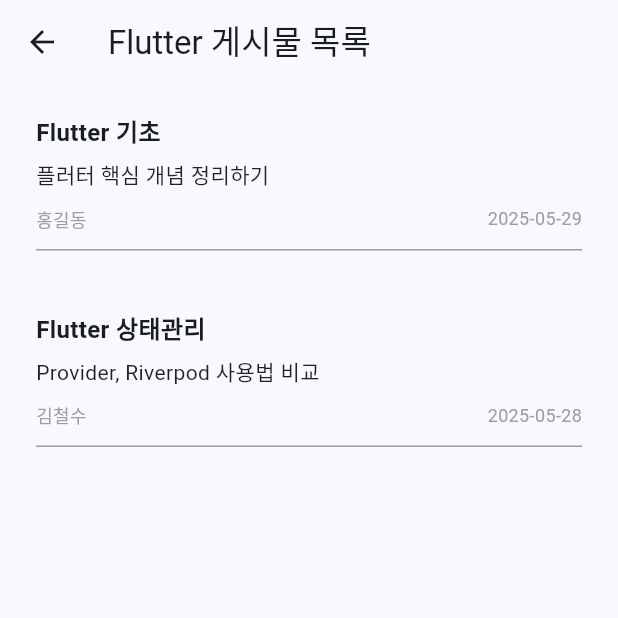
After one commit to JOCHEILMIN/flutter_community, a Flutter app: the HomeScreen screen opened by its route, after a tap on "Flutter", on a phone screen of 412 x 824 dp, the top half of it. The commit adds this screen. Run offline on Flutter 3.47's test engine with Material 3 defaults, Android fonts, the phone set to English and light mode, and no system bars; our stand-ins replace go_router.

Commit message:
> 2025-06-04 17:45
>> 프로젝트 기본 방향 제시안 #1

```diff
--- a/lib/routes/app_router.dart
+++ b/lib/routes/app_router.dart
@@ -6,7 +6,7 @@
     routes: [
       GoRoute(
         path: '/',
-        builder: (context, state) => const HomeScreen(),
+        builder: (context, state) => HomeScreen(),
       ),
     ],
   );
--- /dev/null
+++ b/lib/screens/category/category_flutter.dart
@@ -0,0 +1,77 @@
+import 'package:flutter/material.dart';
+import 'package:flutter_community/screens/detail/detail_flutter.dart';
+import 'package:flutter_community/widgets/post_card.dart';
+
+
+class CategoryFlutter extends StatelessWidget {
+  const CategoryFlutter({super.key});
+
+  static final List<Post> allPosts = [
+    Post(
+      id: 1,
+      categoryId: 1,
+      title: 'Flutter 기초',
+      author: '홍길동',
+      date: '2025-05-29',
+      summary: '플러터 핵심 개념 정리하기',
+    ),
+    Post(
+      id: 2,
+      categoryId: 1,
+      title: 'Flutter 상태관리',
+      author: '김철수',
+      date: '2025-05-28',
+      summary: 'Provider, Riverpod 사용법 비교',
+    ),
+  ];
+
+  @override
+  Widget build(BuildContext context) {
+    return Scaffold(
+      appBar: AppBar(
+        title: const Text('Flutter 게시물 목록'),
+      ),
+      body: ListView.builder(
+        itemCount: allPosts.length,
+        itemBuilder: (context, index) {
+          final post = allPosts[index];
+          return Padding(
+            padding: const EdgeInsets.symmetric(horizontal: 8, vertical: 4),
+            child: PostCard(
+              title: post.title,
+              summary: post.summary,
+              author: post.author,
+              date: post.date,
+              onTap: () {
+                Navigator.push(
+                  context,
+                  MaterialPageRoute(
+                    builder: (context) => DetailFlutter(
+                        postId: post.id
+                    ),
+                  ),
+                );
+              },
+            ),
+          );
+        },
+      ),
+    );
+  }
+}
+class Post {
+  final int id;
+  final int categoryId;
+  final String title;
+  final String author;
+  final String date;
+  final String summary;
+  Post({
+    required this.id,
+    required this.categoryId,
+    required this.title,
+    required this.author,
+    required this.date,
+    required this.summary,
+  });
+}
--- /dev/null
+++ b/lib/screens/category/category_java.dart
@@ -0,0 +1,76 @@
+import 'package:flutter/material.dart';
+import 'package:flutter_community/screens/detail/detail_java.dart';
+import 'package:flutter_community/widgets/post_card.dart';
+
+class CategoryJava extends StatelessWidget {
+  const CategoryJava({super.key});
+
+  static final List<Post> allPosts = [
+    Post(
+      id: 1,
+      categoryId: 2,
+      title: 'Java Collection',
+      author: '이영희',
+      date: '2025-05-27',
+      summary: 'List, Set, Map의 차이와 활용',
+    ),
+    Post(
+      id: 1,
+      categoryId: 2,
+      title: 'Java Stream API',
+      author: '박민수',
+      date: '2025-05-26',
+      summary: '스트림을 활용한 데이터 처리 예제',
+    ),
+  ];
+
+  @override
+  Widget build(BuildContext context) {
+    return Scaffold(
+      appBar: AppBar(
+        title: const Text('Java 게시물 목록'),
+      ),
+      body: ListView.builder(
+        itemCount: allPosts.length,
+        itemBuilder: (context, index) {
+          final post = allPosts[index];
+          return Padding(
+            padding: const EdgeInsets.symmetric(horizontal: 8, vertical: 4),
+            child: PostCard(
+              title: post.title,
+              summary: post.summary,
+              author: post.author,
+              date: post.date,
+              onTap: () {
+                Navigator.push(
+                  context,
+                  MaterialPageRoute(
+                    builder: (context) => DetailJava(
+                        postId: post.id
+                    ),
+                  ),
+                );
+              },
+            ),
+          );
+        },
+      ),
+    );
+  }
+}
+class Post {
+  final int id;
+  final int categoryId;
+  final String title;
+  final String author;
+  final String date;
+  final String summary;
+  Post({
+    required this.id,
+    required this.categoryId,
+    required this.title,
+    required this.author,
+    required this.date,
+    required this.summary,
+  });
+}
--- /dev/null
+++ b/lib/screens/category/category_javaScript.dart
@@ -0,0 +1,74 @@
+import 'package:flutter/material.dart';
+import 'package:flutter_community/screens/detail/detail_javaScript.dart';
+import 'package:flutter_community/widgets/post_card.dart';
+
+class CategoryJavaScript extends StatelessWidget {
+  const CategoryJavaScript({super.key});
+
+  static final List<Post> allPosts = [
+    Post(
+      id: 1,
+      categoryId: 3,
+      title: 'Java Stream API',
+      author: '박민수',
+      date: '2025-05-26',
+      summary: '스트림을 활용한 데이터 처리 예제',
+    ),
+    Post(
+      id: 2,
+      categoryId: 3,
+      title: 'JavaScript 기초',
+      author: '최은지',
+      date: '2025-05-25',
+      summary: 'JS 변수, 함수, 배열 기초 문법',
+    ),
+  ];
+
+  @override
+  Widget build(BuildContext context) {
+    return Scaffold(
+      appBar: AppBar(
+        title: const Text('Java Script 게시물 목록'),
+      ),
+      body: ListView.builder(
+        itemCount: allPosts.length,
+        itemBuilder: (context, index) {
+          final post = allPosts[index];
+          return Padding(
+            padding: const EdgeInsets.symmetric(horizontal: 8, vertical: 4),
+            child: PostCard(
+              title: post.title,
+              summary: post.summary,
+              author: post.author,
+              date: post.date,
+              onTap: () {
+                Navigator.push(
+                  context,
+                  MaterialPageRoute(
+                    builder: (context) => DetailJavaScript(postId: post.id),
+                  ),
+                );
+              },
+            ),
+          );
+        },
+      ),
+    );
+  }
+}
+class Post {
+  final int id;
+  final int categoryId;
+  final String title;
+  final String author;
+  final String date;
+  final String summary;
+  Post({
+    required this.id,
+    required this.categoryId,
+    required this.title,
+    required this.author,
+    required this.date,
+    required this.summary,
+  });
+}
--- /dev/null
+++ b/lib/screens/detail/detail_flutter.dart
@@ -0,0 +1,91 @@
+import 'package:flutter/material.dart';
+
+
+class DetailFlutter extends StatelessWidget {
+  final int postId;
+
+  const DetailFlutter({
+    super.key,
+    required this.postId,
+  });
+
+// 여기서 allPosts 리스트를 정의해 둡니다.
+  static final List<Post> allPosts = [
+    Post(
+      id: 1,
+      categoryId: 1,
+      title: 'Flutter 기초',
+      author: '홍길동',
+      date: '2025-05-29',
+      summary: '플러터 핵심 개념 정리하기',
+    ),
+    Post(
+      id: 2,
+      categoryId: 1,
+      title: 'Flutter 상태관리',
+      author: '김철수',
+      date: '2025-05-28',
+      summary: 'Provider, Riverpod 사용법 비교',
+    ),
+  ];
+
+  @override
+  Widget build(BuildContext context) {
+    // postId에 대응하는 Post 객체를 찾아 옵니다.
+    final post = allPosts.firstWhere(
+          (p) => p.id == postId,
+      orElse: () => throw Exception('해당 ID의 게시물을 찾을 수 없습니다: $postId'),
+    );
+
+    return Scaffold(
+      appBar: AppBar(
+        title: Text(post.title), // 찾아낸 post.title을 사용
+      ),
+      body: Padding(
+        padding: const EdgeInsets.all(16),
+        child: Column(
+          crossAxisAlignment: CrossAxisAlignment.start,
+          children: [
+            Text(
+              post.title,
+              style: Theme.of(context).textTheme.headlineSmall,
+            ),
+            const SizedBox(height: 8),
+            Text(
+              '작성자: ${post.author}',
+              style: Theme.of(context).textTheme.bodyMedium,
+            ),
+            const SizedBox(height: 4),
+            Text(
+              '날짜: ${post.date}',
+              style: Theme.of(context).textTheme.bodyMedium,
+            ),
+            const Divider(height: 32),
+            Text(
+              post.summary,
+              style: Theme.of(context).textTheme.bodyLarge,
+            ),
+          ],
+        ),
+      ),
+    );
+  }
+}
+
+class Post {
+  final int id;
+  final int categoryId;
+  final String title;
+  final String author;
+  final String date;
+  final String summary;
+
+  const Post({
+    required this.id,
+    required this.categoryId,
+    required this.title,
+    required this.author,
+    required this.date,
+    required this.summary,
+  });
+}
--- /dev/null
+++ b/lib/screens/detail/detail_java.dart
@@ -0,0 +1,91 @@
+import 'package:flutter/material.dart';
+
+
+class DetailJava extends StatelessWidget {
+  final int postId;
+
+  const DetailJava({
+    super.key,
+    required this.postId,
+  });
+
+  // 여기서 allPosts 리스트를 정의해 둡니다.
+  static final List<Post> allPosts = [
+    Post(
+      id: 1,
+      categoryId: 2,
+      title: 'Java Collection',
+      author: '이영희',
+      date: '2025-05-27',
+      summary: 'List, Set, Map의 차이와 활용',
+    ),
+    Post(
+      id: 1,
+      categoryId: 2,
+      title: 'Java Stream API',
+      author: '박민수',
+      date: '2025-05-26',
+      summary: '스트림을 활용한 데이터 처리 예제',
+    ),
+  ];
+
+  @override
+  Widget build(BuildContext context) {
+    // postId에 대응하는 Post 객체를 찾아 옵니다.
+    final post = allPosts.firstWhere(
+          (p) => p.id == postId,
+      orElse: () => throw Exception('해당 ID의 게시물을 찾을 수 없습니다: $postId'),
+    );
+
+    return Scaffold(
+      appBar: AppBar(
+        title: Text(post.title), // 찾아낸 post.title을 사용
+      ),
+      body: Padding(
+        padding: const EdgeInsets.all(16),
+        child: Column(
+          crossAxisAlignment: CrossAxisAlignment.start,
+          children: [
+            Text(
+              post.title,
+              style: Theme.of(context).textTheme.headlineSmall,
+            ),
+            const SizedBox(height: 8),
+            Text(
+              '작성자: ${post.author}',
+              style: Theme.of(context).textTheme.bodyMedium,
+            ),
+            const SizedBox(height: 4),
+            Text(
+              '날짜: ${post.date}',
+              style: Theme.of(context).textTheme.bodyMedium,
+            ),
+            const Divider(height: 32),
+            Text(
+              post.summary,
+              style: Theme.of(context).textTheme.bodyLarge,
+            ),
+          ],
+        ),
+      ),
+    );
+  }
+}
+
+class Post {
+  final int id;
+  final int categoryId;
+  final String title;
+  final String author;
+  final String date;
+  final String summary;
+
+  const Post({
+    required this.id,
+    required this.categoryId,
+    required this.title,
+    required this.author,
+    required this.date,
+    required this.summary,
+  });
+}
--- /dev/null
+++ b/lib/screens/detail/detail_javaScript.dart
@@ -0,0 +1,90 @@
+import 'package:flutter/material.dart';
+
+class DetailJavaScript extends StatelessWidget {
+  final int postId;
+
+  const DetailJavaScript({
+    super.key,
+    required this.postId,
+  });
+
+  // 여기서 allPosts 리스트를 정의해 둡니다.
+  static final List<Post> allPosts = [
+    Post(
+      id: 1,
+      categoryId: 3,
+      title: 'Java Stream API',
+      author: '박민수',
+      date: '2025-05-26',
+      summary: '스트림을 활용한 데이터 처리 예제',
+    ),
+    Post(
+      id: 2,
+      categoryId: 3,
+      title: 'JavaScript 기초',
+      author: '최은지',
+      date: '2025-05-25',
+      summary: 'JS 변수, 함수, 배열 기초 문법',
+    ),
+  ];
+
+  @override
+  Widget build(BuildContext context) {
+    // postId에 대응하는 Post 객체를 찾아 옵니다.
+    final post = allPosts.firstWhere(
+          (p) => p.id == postId,
+      orElse: () => throw Exception('해당 ID의 게시물을 찾을 수 없습니다: $postId'),
+    );
+
+    return Scaffold(
+      appBar: AppBar(
+        title: Text(post.title), // 찾아낸 post.title을 사용
+      ),
+      body: Padding(
+        padding: const EdgeInsets.all(16),
+        child: Column(
+          crossAxisAlignment: CrossAxisAlignment.start,
+          children: [
+            Text(
+              post.title,
+              style: Theme.of(context).textTheme.headlineSmall,
+            ),
+            const SizedBox(height: 8),
+            Text(
+              '작성자: ${post.author}',
+              style: Theme.of(context).textTheme.bodyMedium,
+            ),
+            const SizedBox(height: 4),
+            Text(
+              '날짜: ${post.date}',
+              style: Theme.of(context).textTheme.bodyMedium,
+            ),
+            const Divider(height: 32),
+            Text(
+              post.summary,
+              style: Theme.of(context).textTheme.bodyLarge,
+            ),
+          ],
+        ),
+      ),
+    );
+  }
+}
+
+class Post {
+  final int id;
+  final int categoryId;
+  final String title;
+  final String author;
+  final String date;
+  final String summary;
+
+  const Post({
+    required this.id,
+    required this.categoryId,
+    required this.title,
+    required this.author,
+    required this.date,
+    required this.summary,
+  });
+}
--- a/lib/screens/home/home_screen.dart
+++ b/lib/screens/home/home_screen.dart
@@ -1,56 +1,79 @@
+// lib/screens/home/home_screen.dart
 import 'package:flutter/material.dart';
-import 'package:flutter_community/widgets/common_app_bar.dart';
-import 'package:flutter_community/widgets/post_card.dart';
+import 'package:flutter_community/screens/category/category_flutter.dart';
+import 'package:flutter_community/screens/category/category_java.dart';
+import 'package:flutter_community/screens/category/category_javaScript.dart';
 
 class HomeScreen extends StatelessWidget {
   const HomeScreen({super.key});
 
+  // 예시 카테고리 데이터
+  final List<Category> categories = const [
+    Category(id: 1, name: 'Flutter'),
+    Category(id: 2, name: 'Java'),
+    Category(id: 3, name: 'JavaScript'),
+    Category(id: 4, name: 'React'),
+    // … 필요하다면 더 추가
+  ];
+
   @override
   Widget build(BuildContext context) {
-    final posts = [
-      {
-        'title': 'Flutter에서 ListView vs Column 차이점',
-        'author': 'Henry',
-        'date': '2025-05-29',
-        'summary': '스크롤이 필요하면 ListView를 쓰자. Column은 오버플로우 발생 가능.'
-      },
-      {
-        'title': 'Riverpod vs Provider 완전 정리',
-        'author': '철민',
-        'date': '2025-05-28',
-        'summary': '두 상태관리 라이브러리의 차이와 실제 사용법을 비교해보았습니다.'
-      },
-      {
-        'title': '나는야 테디',
-        'author': '임동그니무니다',
-        'date': '2025-06-04',
-        'summary': '임동근 두둥 등장!'
-      },
-    ];
-
     return Scaffold(
-      appBar: const CustomAppBar(),
+      appBar: AppBar(title: const Text('카테고리 선택')),
       body: ListView.builder(
-        itemCount: posts.length,
+        itemCount: categories.length,
         itemBuilder: (context, index) {
-          final post = posts[index];
-          return PostCard(
-            title: post['title']!,
-            summary: post['summary']!,
-            author: post['author']!,
-            date: post['date']!,
-            onTap: () {
-              print('상세 페이지로 이동 (나중에 구현)');
-            },
+          final cat = categories[index];
+          return Card(
+            margin: const EdgeInsets.symmetric(horizontal: 16, vertical: 8),
+            child: ListTile(
+              title: Text(cat.name, style: const TextStyle(fontSize: 18)),
+              trailing: const Icon(Icons.arrow_forward_ios, size: 16),
+              onTap: () {
+                // 카테고리 id에 따라 각 화면으로 분기
+                switch (cat.id) {
+                  case 1:
+                    Navigator.push(
+                      context,
+                      MaterialPageRoute(
+                        builder: (_) => const CategoryFlutter(),
+                      ),
+                    );
+                    break;
+                  case 2:
+                    Navigator.push(
+                      context,
+                      MaterialPageRoute(
+                        builder: (_) => const CategoryJava(),
+                      ),
+                    );
+                    break;
+                  case 3:
+                    Navigator.push(
+                      context,
+                      MaterialPageRoute(
+                        builder: (_) => const CategoryJavaScript(),
+                      ),
+                    );
+                    break;
+                  default:
+                  // 그 외의 카테고리가 생길 경우, 디폴트 동작
+                    ScaffoldMessenger.of(context).showSnackBar(
+                      SnackBar(content: Text('${cat.name} 화면이 준비되지 않았습니다.')),
+                    );
+                    break;
+                }
+              },
+            ),
           );
         },
-      ),
-      floatingActionButton: FloatingActionButton(
-        onPressed: () {
-          print('글 작성 페이지로 이동 (나중에 구현)');
-        },
-        child: const Icon(Icons.add),
       ),
     );
   }
 }
+
+class Category {
+  final int id;
+  final String name;
+  const Category({required this.id, required this.name});
+}
```
Also changed, not shown: lib/screens/home/PostDetailScreen.dart (added, +41 -0 lines).
